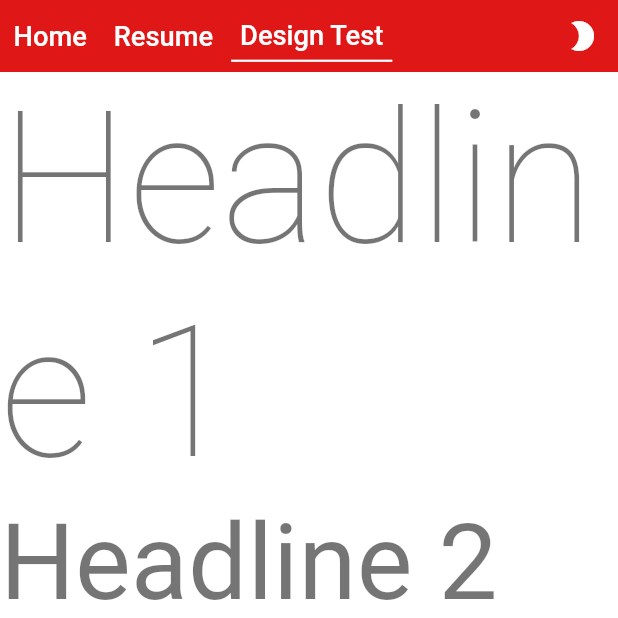
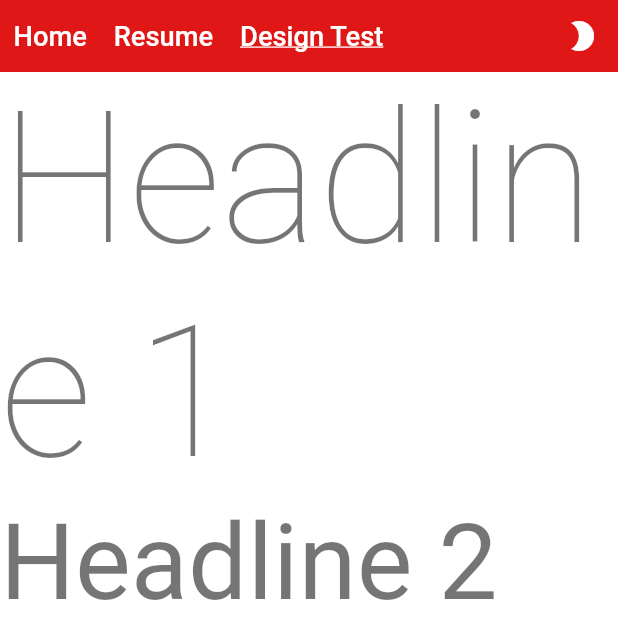
Before and after one commit to theVinesh/personal-site, a Flutter app: the screen it shows after launch, after a tap on "Resume", after a tap on "Design Test", on a phone screen of 412 x 824 dp, the top half of it. Run offline on Flutter 3.47's test engine with Material 2 defaults, Android fonts, the phone set to English and light mode, and no system bars; our stand-ins replace flutter_markdown, flutter_mobx, mobx; generated files the repository leaves out were written again; statements that could not run were skipped.

Commit message:
Refactored design of nav_bar_button

```diff
--- a/lib/components/nav_bar/nav_bar_button.dart
+++ b/lib/components/nav_bar/nav_bar_button.dart
@@ -15,21 +15,18 @@ class NavBarButton extends StatelessWidget {
     return Padding(
       padding: EdgeInsets.symmetric(
           horizontal: 2.dp(using: context), vertical: 4.dp(using: context)),
-      child: InkWell(
+      child: GestureDetector(
         onTap: () => onTap?.call(page),
         child: Container(
           padding: EdgeInsets.all(4.dp(using: context)),
-          decoration: BoxDecoration(
-            border: Border(
-              bottom: isSelected
-                  ? BorderSide(
-                      color: Theme.of(context).colorScheme.onPrimary,
-                      width: 1.dp(using: context),
-                    )
-                  : BorderSide.none,
-            ),
+          child: Text(
+            page.name,
+            style: Theme.of(context).textTheme.button.copyWith(
+                  decoration: isSelected
+                      ? TextDecoration.underline
+                      : TextDecoration.none,
+                ),
           ),
-          child: Text(page.name, style: Theme.of(context).textTheme.button),
         ),
       ),
     );
--- a/lib/constants/theme.dart
+++ b/lib/constants/theme.dart
@@ -117,12 +117,6 @@ class AppTheme {
 
     final _localizedTheme = ThemeData.localize(_themeData, textTheme);
 
-    return _localizedTheme.copyWith(
-      appBarTheme: _localizedTheme.appBarTheme.copyWith(
-        brightness: Brightness.dark,
-        textTheme: _localizedTheme.accentTextTheme,
-        backgroundColor: _localizedTheme.primaryColor,
-      ),
-    );
+    return _localizedTheme;
   }
 }
```
